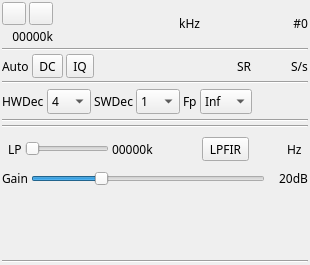
Old version of the form plugins/samplesource/limesdrinput/limesdrinputgui.ui in the repository f4exb/sdrangel.
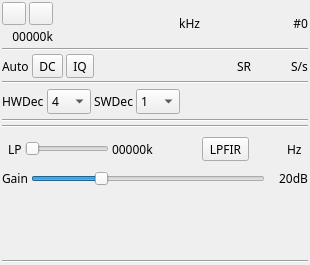
New version of the form. Icons and pictures are not drawn. Custom widgets are drawn as their Qt base class.

What changed in the file:
```diff
--- a/plugins/samplesource/limesdrinput/limesdrinputgui.ui
+++ b/plugins/samplesource/limesdrinput/limesdrinputgui.ui
@@ -401,35 +401,6 @@
        </item>
       </widget>
      </item>
-     <item>
-      <widget class="QLabel" name="label_fcPos">
-       <property name="text">
-        <string>Fp</string>
-       </property>
-      </widget>
-     </item>
-     <item>
-      <widget class="QComboBox" name="fcPos">
-       <property name="toolTip">
-        <string>Relative position of device center frequency</string>
-       </property>
-       <item>
-        <property name="text">
-         <string>Inf</string>
-        </property>
-       </item>
-       <item>
-        <property name="text">
-         <string>Sup</string>
-        </property>
-       </item>
-       <item>
-        <property name="text">
-         <string>Cen</string>
-        </property>
-       </item>
-      </widget>
-     </item>
      <item>
       <spacer name="horizontalSpacer_5">
        <property name="orientation">
```
